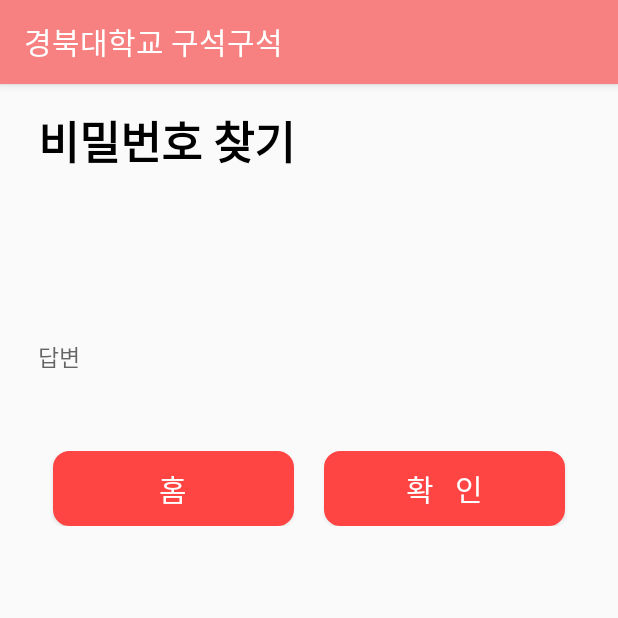
After one commit to donghyun-lgym/KNUeverywhere, an Android app: the FindPW2Activity screen opened directly, with no data from a screen before it, on a phone screen of 412 x 824 dp, the top half of it. The commit adds this screen. Run offline under Robolectric (Android 15) with nearby library versions, the phone set to English and light mode, and no system bars.

Commit message:
비밀번호 찾기 완료

```diff
--- a/app/src/main/AndroidManifest.xml
+++ b/app/src/main/AndroidManifest.xml
@@ -11,7 +11,9 @@
         android:roundIcon="@mipmap/ic_launcher_round"
         android:supportsRtl="true"
         android:theme="@style/AppTheme">
-        <activity android:name=".Login.FindID2Activity"></activity>
+        <activity android:name=".Login.FindPW3Activity"></activity>
+        <activity android:name=".Login.FindPW2Activity" />
+        <activity android:name=".Login.FindID2Activity" />
         <activity android:name=".Login.FindPWActivity" />
         <activity android:name=".Login.FindIDActivity" />
         <activity android:name=".ui.MarkerDetail" />
--- /dev/null
+++ b/app/src/main/java/com/dongcompany/knueverywhere/Login/FindPW2Activity.kt
@@ -0,0 +1,40 @@
+package com.dongcompany.knueverywhere.Login
+
+import android.content.Intent
+import androidx.appcompat.app.AppCompatActivity
+import android.os.Bundle
+import android.view.View
+import android.widget.Button
+import android.widget.EditText
+import android.widget.TextView
+import android.widget.Toast
+import com.dongcompany.knueverywhere.R
+
+class FindPW2Activity : AppCompatActivity() {
+    override fun onCreate(savedInstanceState: Bundle?) {
+        super.onCreate(savedInstanceState)
+        setContentView(R.layout.activity_find_p_w2)
+
+        val intent = getIntent()
+        val qusTextView : TextView = findViewById(R.id.FindPW2Activity_qusTextView)
+        qusTextView.setText(intent.getStringExtra("질문"))
+        val answer : String = intent.getStringExtra("답변")
+        val pw : String = intent.getStringExtra("PW")
+        val ansEditText : EditText = findViewById(R.id.FindPW2Activity_ansEditText)
+        findViewById<Button>(R.id.FindPW2Activity_CompleteButton).setOnClickListener(View.OnClickListener {
+            if(answer.equals(ansEditText.text.toString())) {
+                val intent = Intent(this, FindPW3Activity::class.java)
+                intent.putExtra("PW", pw)
+                startActivity(intent)
+                finish()
+            }
+            else {
+                Toast.makeText(this, "답변이 일치하지 않습니다.", Toast.LENGTH_SHORT).show()
+            }
+        })
+        findViewById<Button>(R.id.FindPW2Activity_HomeButton).setOnClickListener(View.OnClickListener {
+            startActivity(Intent(this, LoginActivity::class.java))
+            finish()
+        })
+    }
+}
--- /dev/null
+++ b/app/src/main/res/layout/activity_find_p_w2.xml
@@ -0,0 +1,71 @@
+<?xml version="1.0" encoding="utf-8"?>
+<LinearLayout xmlns:android="http://schemas.android.com/apk/res/android"
+    xmlns:app="http://schemas.android.com/apk/res-auto"
+    xmlns:tools="http://schemas.android.com/tools"
+    android:layout_width="match_parent"
+    android:layout_height="match_parent"
+    android:orientation="vertical"
+    android:paddingHorizontal="25dp"
+    android:paddingVertical="15dp">
+
+    <TextView
+        android:layout_width="wrap_content"
+        android:layout_height="wrap_content"
+        android:text="비밀번호 찾기"
+        android:textColor="#f000"
+        android:textSize="30sp"
+        android:textStyle="bold" />
+
+    <TextView
+        android:layout_marginTop="50dp"
+        android:id="@+id/FindPW2Activity_qusTextView"
+        android:layout_width="match_parent"
+        android:layout_height="45dp"
+        android:textColor="@android:color/black"
+        android:text="질문질문질문?"
+        android:textSize="25sp" />
+
+
+    <EditText
+        android:layout_marginTop="3dp"
+        android:id="@+id/FindPW2Activity_ansEditText"
+        android:layout_width="match_parent"
+        android:layout_height="45dp"
+        android:background="@null"
+        android:hint="답변"
+        android:textSize="15sp"
+        android:inputType="textPersonName" />
+
+    <LinearLayout
+        android:layout_marginTop="40dp"
+        android:orientation="horizontal"
+        android:layout_width="match_parent"
+        android:layout_height="wrap_content" >
+        <Button
+            android:id="@+id/FindPW2Activity_HomeButton"
+            android:layout_width="0dp"
+            android:layout_marginHorizontal="10dp"
+            android:layout_weight="1"
+            android:layout_height="wrap_content"
+            android:background="@drawable/design_button2"
+            android:padding="10dp"
+            android:text="홈"
+            android:textColor="#FFFFFF"
+            android:layout_gravity="center"
+            android:textSize="20sp" />
+        <Button
+            android:id="@+id/FindPW2Activity_CompleteButton"
+            android:layout_marginHorizontal="10dp"
+            android:layout_width="0dp"
+            android:layout_weight="1"
+            android:layout_height="wrap_content"
+            android:background="@drawable/design_button2"
+            android:padding="10dp"
+            android:text="확   인"
+            android:textColor="#FFFFFF"
+            android:layout_gravity="center"
+            android:textSize="20sp" />
+    </LinearLayout>
+
+
+</LinearLayout>
```
Also changed, not shown: app/src/main/java/com/dongcompany/knueverywhere/Login/FindID2Activity.kt (added, +36 -0 lines), app/src/main/java/com/dongcompany/knueverywhere/Login/FindIDActivity.kt (added, +58 -0 lines), app/src/main/java/com/dongcompany/knueverywhere/Login/FindPW3Activity.kt (added, +22 -0 lines), app/src/main/java/com/dongcompany/knueverywhere/Login/FindPWActivity.kt (added, +57 -0 lines), app/src/main/java/com/dongcompany/knueverywhere/Login/RegistActivity.kt (+17 -4 lines), app/src/main/java/com/dongcompany/knueverywhere/ui/Map/MapFragment_FloatingDialog.kt (added, +52 -0 lines), app/src/main/res/layout/activity_find_i_d.xml (added, +51 -0 lines), app/src/main/res/layout/activity_find_i_d2.xml (added, +43 -0 lines), app/src/main/res/layout/activity_find_p_w.xml (added, +61 -0 lines), app/src/main/res/layout/activity_find_p_w3.xml (added, +43 -0 lines), app/src/main/res/layout/activity_regist.xml (+19 -9 lines), app/src/main/res/layout/mapfragment_floatingdialog.xml (added, +28 -0 lines), app/src/main/res/drawable/knu_map_img.jpg (added).
